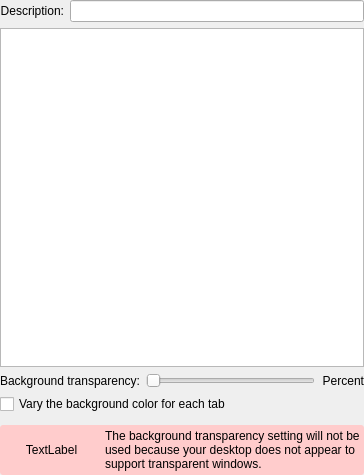
This is src/ColorSchemeEditor.ui in KDE/konsole as Qt 5 draws it before an edit. The edited form follows.
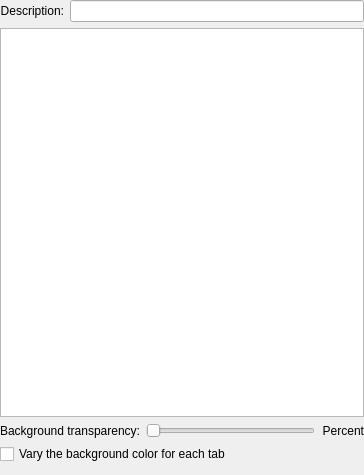
This is the edited form. Custom widgets are drawn as their Qt base class.

Commit message:
Use a new warning box widget for the 'transparency not supported' warning labels. The new widget respects the current KDE color scheme.

Squashed commit of the following:

commit c7d81f7c65d2be87a4b70f485da6ec1b91be76b9

    Use the warning box for the 'transparency not supported' warning display in the color scheme and profile editors.

commit e4149b67588123540144f0496257194058c92fe4

    Add WarninBox to build.

commit d82adc02b9aad6cb99660a9b2d48cce2e3c42418

    Add a generic warning box widget which uses colors from the current KDE color scheme.

What changed in the file:
```diff
--- a/src/ColorSchemeEditor.ui
+++ b/src/ColorSchemeEditor.ui
@@ -5,7 +5,7 @@
    <rect>
     <x>0</x>
     <y>0</y>
-    <width>357</width>
+    <width>364</width>
     <height>475</height>
    </rect>
   </property>
@@ -100,54 +100,19 @@
     </spacer>
    </item>
    <item>
-    <widget class="QWidget" native="1" name="transparencyWarningWidget" >
-     <property name="autoFillBackground" >
-      <bool>false</bool>
-     </property>
-     <property name="styleSheet" >
-      <string>* { background-color: #FFCCCC ; border-radius: 3px }</string>
-     </property>
-     <layout class="QHBoxLayout" >
-      <property name="leftMargin" >
-       <number>4</number>
-      </property>
-      <property name="topMargin" >
-       <number>4</number>
-      </property>
-      <property name="rightMargin" >
-       <number>4</number>
-      </property>
-      <property name="bottomMargin" >
-       <number>4</number>
-      </property>
-      <item>
-       <widget class="QLabel" name="transparencyWarningIcon" >
-        <property name="styleSheet" >
-         <string/>
-        </property>
-        <property name="text" >
-         <string>TextLabel</string>
-        </property>
-        <property name="alignment" >
-         <set>Qt::AlignCenter</set>
-        </property>
-       </widget>
-      </item>
-      <item>
-       <widget class="QLabel" name="transparencyWarningLabel" >
-        <property name="text" >
-         <string>The background transparency setting will not be used because your desktop does not appear to support transparent windows.</string>
-        </property>
-        <property name="wordWrap" >
-         <bool>true</bool>
-        </property>
-       </widget>
-      </item>
-     </layout>
+    <widget class="Konsole::WarningBox" native="1" name="transparencyWarningWidget" >
     </widget>
    </item>
   </layout>
  </widget>
+ <customwidgets>
+  <customwidget>
+   <class>Konsole::WarningBox</class>
+   <extends>QWidget</extends>
+   <header>WarningBox.h</header>
+   <container>1</container>
+  </customwidget>
+ </customwidgets>
  <resources/>
  <connections/>
 </ui>
```
Left out of the diff: 13 changed lines with no effect on the pictures. The commit also changes 6 other files.
